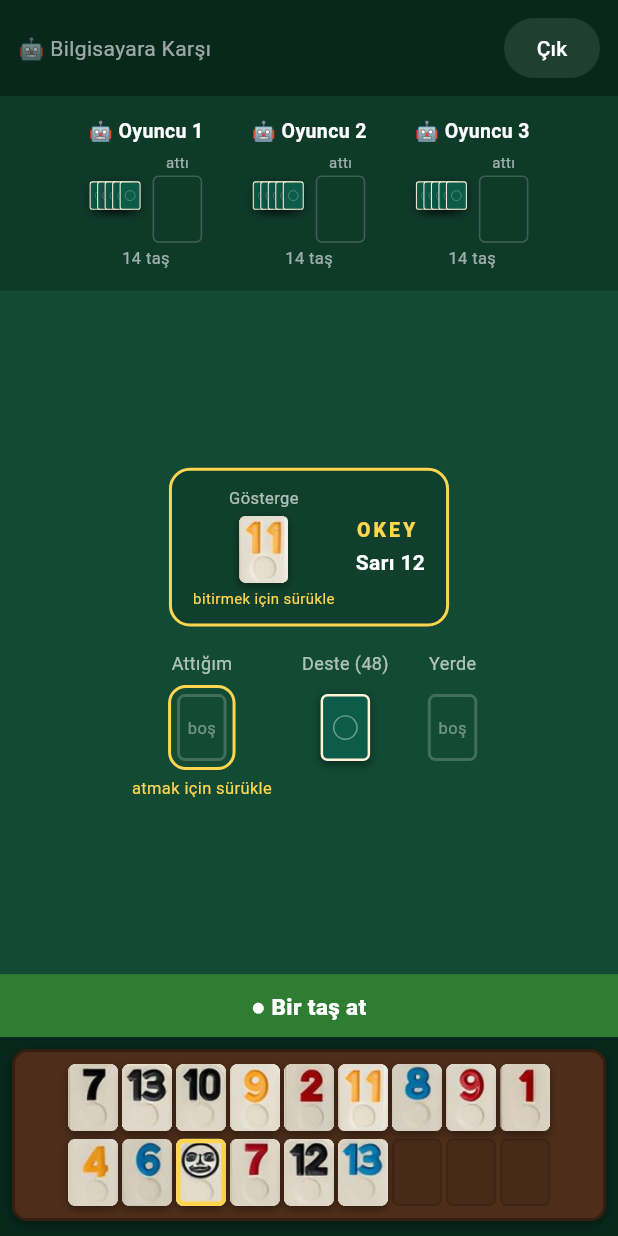
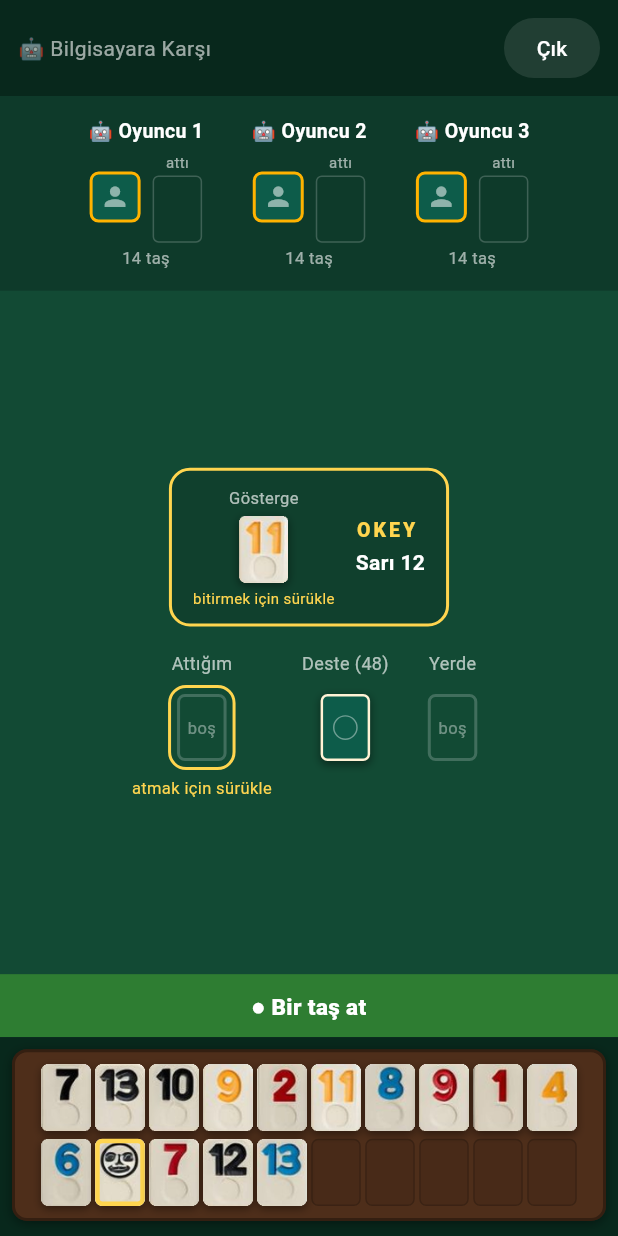
Before and after one commit to lutfuerkul/uno_online, a Flutter app: the OkeyBotScreen screen opened directly, after a tap on "4 Oyuncu (klasik) — sen + 3 bot", on a phone screen of 412 x 824 dp. Run offline on Flutter 3.47's test engine with Material 3 defaults, Android fonts, the phone set to English and light mode, and no system bars; our stand-ins replace cloud_firestore, firebase_core, image_picker, shared_preferences; accounts and stored records are empty.

Commit message:
Okey: 10'lu sira, 10sn el gosterimi, joker pozisyonlama, oyuncu fotografi
- Istakada sira basina sabit 10 tas (oncesi 9), boyut otomatik olcekleniyor.
- Kazanan el gosterimi 5.5sn'den 10sn'ye cikti.
- Yeni OkeyMeldSolver.solveMelds(...): elin gercek grup (seri/set)
  bolunmesini bulur; kazanan el ekraninda joker (varsa) kendi grubunun
  icinde gercekte hangi tasin yerine gectiyse o pozisyonda gosteriliyor.
- Rakibin attigi tasin solundaki tas-yigini simulasyonu kaldirildi, yerine
  fotograf cercevesi geldi. Kurulum ekranlarinda (bot + online) galeriden
  fotograf secilebiliyor; cihazda saklaniyor ve online oyunlarda oda
  verisine yazilip tum oyunculara gosteriliyor. Botlar icin sabit siluet
  ikonu kaliyor. Yeni bagimlilik: image_picker.

```diff
--- a/lib/okey/models/okey_board_controller.dart
+++ b/lib/okey/models/okey_board_controller.dart
@@ -29,6 +29,9 @@ abstract class OkeyBoardController implements Listenable {
 
   String opponentName(String id);
   int opponentTileCount(String id);
+
+  /// Oyuncunun yüklediği profil fotoğrafı (base64 jpeg), yoksa null.
+  String? opponentPhoto(String id);
 
   /// Bir oyuncunun ıskarta yığınının en üstteki taşı (yoksa null).
   OkeyTile? topDiscardOf(String id);
--- a/lib/okey/models/okey_game_state.dart
+++ b/lib/okey/models/okey_game_state.dart
@@ -12,6 +12,10 @@ class OkeyGameState {
 
   final List<String> players;
   final Map<String, String> playerNames;
+
+  /// Oyuncuların yüklediği profil fotoğrafları (base64 jpeg). Fotoğrafı
+  /// olmayan oyuncular haritada yer almaz.
+  final Map<String, String> playerPhotos;
   final Map<String, List<OkeyTile>> hands;
 
   /// Ortadaki kapalı taş yığını (deste). Son eleman = en üstteki çekilecek taş.
@@ -50,6 +54,7 @@ class OkeyGameState {
     required this.status,
     required this.players,
     required this.playerNames,
+    required this.playerPhotos,
     required this.hands,
     required this.drawPile,
     required this.discards,
@@ -79,6 +84,7 @@ class OkeyGameState {
     String? status,
     List<String>? players,
     Map<String, String>? playerNames,
+    Map<String, String>? playerPhotos,
     Map<String, List<OkeyTile>>? hands,
     List<OkeyTile>? drawPile,
     Map<String, List<OkeyTile>>? discards,
@@ -100,6 +106,7 @@ class OkeyGameState {
       status: status ?? this.status,
       players: players ?? this.players,
       playerNames: playerNames ?? this.playerNames,
+      playerPhotos: playerPhotos ?? this.playerPhotos,
       hands: hands ?? this.hands,
       drawPile: drawPile ?? this.drawPile,
       discards: discards ?? this.discards,
@@ -133,6 +140,8 @@ class OkeyGameState {
       status: map['status'] as String? ?? 'waiting',
       players: List<String>.from(map['players'] as List? ?? []),
       playerNames: Map<String, String>.from(map['playerNames'] as Map? ?? {}),
+      playerPhotos:
+          Map<String, String>.from(map['playerPhotos'] as Map? ?? {}),
       hands: parseTileMap(map['hands']),
       drawPile: parseTiles(map['drawPile']),
       discards: parseTileMap(map['discards']),
@@ -155,6 +164,7 @@ class OkeyGameState {
         'status': status,
         'players': players,
         'playerNames': playerNames,
+        'playerPhotos': playerPhotos,
         'hands':
             hands.map((k, v) => MapEntry(k, v.map((t) => t.toMap()).toList())),
         'drawPile': drawPile.map((t) => t.toMap()).toList(),
--- a/lib/okey/providers/okey_local_provider.dart
+++ b/lib/okey/providers/okey_local_provider.dart
@@ -61,6 +61,11 @@ class OkeyLocalProvider extends ChangeNotifier implements OkeyBoardController {
   String opponentName(String id) => state?.playerNames[id] ?? id;
   @override
   int opponentTileCount(String id) => state?.hands[id]?.length ?? 0;
+  @override
+  String? opponentPhoto(String id) {
+    final photo = state?.playerPhotos[id];
+    return (photo != null && photo.isNotEmpty) ? photo : null;
+  }
 
   @override
   OkeyTile? topDiscardOf(String id) {
@@ -95,10 +100,16 @@ class OkeyLocalProvider extends ChangeNotifier implements OkeyBoardController {
 
   String _lastPlayerName = '';
   int _lastTotalPlayers = 4;
+  String? _lastPhoto;
 
-  void startGame({required String playerName, required int totalPlayers}) {
+  void startGame({
+    required String playerName,
+    required int totalPlayers,
+    String? photo,
+  }) {
     _lastPlayerName = playerName;
     _lastTotalPlayers = totalPlayers;
+    _lastPhoto = photo;
     _session++;
     _slots = const [];
 
@@ -107,15 +118,25 @@ class OkeyLocalProvider extends ChangeNotifier implements OkeyBoardController {
       'you': playerName.isEmpty ? 'Sen' : playerName,
       for (var i = 1; i < totalPlayers; i++) 'bot$i': '🤖 Oyuncu $i',
     };
+    final photos = <String, String>{
+      if (photo != null && photo.isNotEmpty) 'you': photo,
+    };
 
-    state =
-        OkeyEngine.dealNewGame(id: 'local', players: players, playerNames: names);
+    state = OkeyEngine.dealNewGame(
+      id: 'local',
+      players: players,
+      playerNames: names,
+      playerPhotos: photos,
+    );
     notifyListeners();
     _scheduleBotLoop(_session);
   }
 
-  void rematch() =>
-      startGame(playerName: _lastPlayerName, totalPlayers: _lastTotalPlayers);
+  void rematch() => startGame(
+        playerName: _lastPlayerName,
+        totalPlayers: _lastTotalPlayers,
+        photo: _lastPhoto,
+      );
 
   @override
   Future<void> leaveGame() async {
--- a/lib/okey/screens/okey_bot_screen.dart
+++ b/lib/okey/screens/okey_bot_screen.dart
@@ -8,6 +8,7 @@ import '../theme/okey_theme.dart';
 import '../widgets/okey_board_view.dart';
 import '../widgets/okey_exit_dialog.dart';
 import '../widgets/okey_hand_reveal_view.dart';
+import '../widgets/okey_photo_picker.dart';
 import '../widgets/okey_result_view.dart';
 
 /// "Bilgisayara Karşı Oyna" akışı: önce oyuncu sayısı seçilir, sonra tahta
@@ -71,7 +72,7 @@ class _LocalGameBody extends StatefulWidget {
 class _LocalGameBodyState extends State<_LocalGameBody> {
   /// Kazanan varsa eli birkaç saniye gösterilir; berabere ise kısa gecikmeyle
   /// doğrudan skor ekranına geçilir.
-  static const _handRevealDuration = Duration(milliseconds: 5500);
+  static const _handRevealDuration = Duration(seconds: 10);
   static const _drawDelay = Duration(milliseconds: 1600);
 
   Timer? _resultTimer;
@@ -131,6 +132,7 @@ class _OkeyBotSetupForm extends StatefulWidget {
 
 class _OkeyBotSetupFormState extends State<_OkeyBotSetupForm> {
   late final TextEditingController _nameController;
+  String? _photo;
 
   @override
   void initState() {
@@ -151,6 +153,7 @@ class _OkeyBotSetupFormState extends State<_OkeyBotSetupForm> {
     context.read<OkeyLocalProvider>().startGame(
           playerName: _nameController.text.trim(),
           totalPlayers: total,
+          photo: _photo,
         );
   }
 
@@ -171,6 +174,8 @@ class _OkeyBotSetupFormState extends State<_OkeyBotSetupForm> {
                   fontSize: 20,
                   fontWeight: FontWeight.w800),
             ),
+            const SizedBox(height: 16),
+            OkeyPhotoPicker(onChanged: (photo) => _photo = photo),
             const SizedBox(height: 16),
             const Text(
               'Kaç kişi olsun? (sen + bilgisayarlar)',
--- a/lib/okey/screens/okey_game_screen.dart
+++ b/lib/okey/screens/okey_game_screen.dart
@@ -54,7 +54,7 @@ class _GameBody extends StatefulWidget {
 class _GameBodyState extends State<_GameBody> {
   /// Kazanan varsa eli birkaç saniye gösterilir; berabere ise kısa gecikmeyle
   /// doğrudan skor ekranına geçilir.
-  static const _handRevealDuration = Duration(milliseconds: 5500);
+  static const _handRevealDuration = Duration(seconds: 10);
   static const _drawDelay = Duration(milliseconds: 1600);
 
   Timer? _resultTimer;
--- a/lib/okey/services/okey_engine.dart
+++ b/lib/okey/services/okey_engine.dart
@@ -22,6 +22,7 @@ class OkeyEngine {
     required String id,
     required List<String> players,
     required Map<String, String> playerNames,
+    Map<String, String> playerPhotos = const {},
   }) {
     final starterIndex = Random().nextInt(players.length);
     final dealt =
@@ -32,6 +33,7 @@ class OkeyEngine {
       status: 'playing',
       players: players,
       playerNames: playerNames,
+      playerPhotos: playerPhotos,
       hands: dealt.hands,
       drawPile: dealt.drawPile,
       discards: {for (final p in players) p: <OkeyTile>[]},
@@ -245,6 +247,8 @@ class OkeyEngine {
   }) {
     final players = state.players.where((p) => p != playerId).toList();
     final names = Map<String, String>.from(state.playerNames)..remove(playerId);
+    final photos = Map<String, String>.from(state.playerPhotos)
+      ..remove(playerId);
     final hands = {
       for (final e in state.hands.entries)
         if (e.key != playerId) e.key: e.value,
@@ -258,6 +262,7 @@ class OkeyEngine {
       return state.copyWith(
         players: players,
         playerNames: names,
+        playerPhotos: photos,
         hands: hands,
         discards: discards,
       );
@@ -267,6 +272,7 @@ class OkeyEngine {
       return state.copyWith(
         players: players,
         playerNames: names,
+        playerPhotos: photos,
         hands: hands,
         discards: discards,
         status: 'finished',
@@ -287,6 +293,7 @@ class OkeyEngine {
     return state.copyWith(
       players: players,
       playerNames: names,
+      playerPhotos: photos,
       hands: hands,
       discards: discards,
       currentTurn: currentTurn,
--- a/lib/okey/widgets/okey_board_view.dart
+++ b/lib/okey/widgets/okey_board_view.dart
@@ -7,6 +7,7 @@ import '../models/okey_game_state.dart';
 import '../models/okey_tile.dart';
 import '../services/okey_meld_solver.dart';
 import '../theme/okey_theme.dart';
+import 'okey_photo_frame.dart';
 import 'okey_tile_widget.dart';
 
 /// Okey tahtası. Hem online (Firestore) hem de bilgisayara karşı (yerel) mod
@@ -37,7 +38,7 @@ class _OkeyBoardViewState extends State<OkeyBoardView> {
 
   /// Istakada sıra başına her zaman bu kadar taş gösterilir; taş piksel
   /// boyutu ekran genişliğine göre otomatik hesaplanır (bkz. [_rackWithTiles]).
-  static const int _rackTilesPerRow = 9;
+  static const int _rackTilesPerRow = 10;
 
   /// Renk sırala/Grupla düğmeleri serbest yerleşimle gereksiz kaldı;
   /// gerekirse tekrar açmak için burayı true yap.
@@ -147,7 +148,7 @@ class _OkeyBoardViewState extends State<OkeyBoardView> {
           Row(
             mainAxisSize: MainAxisSize.min,
             children: [
-              _miniStack(count),
+              OkeyPhotoFrame(base64Photo: c.opponentPhoto(id), size: 34),
               const SizedBox(width: 8),
               Column(
                 children: [
@@ -177,27 +178,6 @@ class _OkeyBoardViewState extends State<OkeyBoardView> {
           const SizedBox(height: 2),
           Text('$count taş',
               style: const TextStyle(color: OkeyColors.muted, fontSize: 11)),
-        ],
-      ),
-    );
-  }
-
-  Widget _miniStack(int count) {
-    final n = math.min(count, 5);
-    const w = 14.0;
-    const overlap = 9.0;
-    final step = w - overlap;
-    return SizedBox(
-      width: w + (n - 1) * step,
-      height: w * 1.5,
-      child: Stack(
-        clipBehavior: Clip.none,
-        children: [
-          for (var i = 0; i < n; i++)
-            Positioned(
-              left: i * step,
-              child: const OkeyTileWidget(faceDown: true, width: w),
-            ),
         ],
       ),
     );
--- /dev/null
+++ b/lib/okey/widgets/okey_photo_frame.dart
@@ -0,0 +1,41 @@
+import 'dart:convert';
+import 'dart:typed_data';
+
+import 'package:flutter/material.dart';
+
+import '../theme/okey_theme.dart';
+
+/// Bir oyuncunun profil fotoğrafını çerçeve içinde gösterir; fotoğraf yoksa
+/// (ya da çözülemiyorsa) soluk bir silüet ikonu gösterir.
+class OkeyPhotoFrame extends StatelessWidget {
+  final String? base64Photo;
+  final double size;
+
+  const OkeyPhotoFrame({super.key, required this.base64Photo, this.size = 40});
+
+  @override
+  Widget build(BuildContext context) {
+    Uint8List? bytes;
+    final photo = base64Photo;
+    if (photo != null && photo.isNotEmpty) {
+      try {
+        bytes = base64Decode(photo);
+      } catch (_) {
+        bytes = null;
+      }
+    }
+    return Container(
+      width: size,
+      height: size,
+      decoration: BoxDecoration(
+        color: OkeyColors.tileBackBg,
+        borderRadius: BorderRadius.circular(6),
+        border: Border.all(color: OkeyColors.accent, width: 2),
+      ),
+      clipBehavior: Clip.antiAlias,
+      child: bytes != null
+          ? Image.memory(bytes, fit: BoxFit.cover)
+          : Icon(Icons.person, color: const Color(0x88FFFFFF), size: size * 0.6),
+    );
+  }
+}
--- /dev/null
+++ b/lib/okey/widgets/okey_photo_picker.dart
@@ -0,0 +1,106 @@
+import 'dart:convert';
+
+import 'package:flutter/material.dart';
+import 'package:image_picker/image_picker.dart';
+
+import '../../services/player_photo_store.dart';
+import '../theme/okey_theme.dart';
+import 'okey_photo_frame.dart';
+
+/// Oyun kurulum ekranlarında (bilgisayara karşı / online) kullanıcının kendi
+/// profil fotoğrafını galeriden seçmesini sağlar. Daha önce kaydedilmiş
+/// fotoğrafı otomatik yükler; seçilen yeni fotoğraf hem cihazda kalıcı olarak
+/// saklanır hem de [onChanged] ile üst widget'a (oyun kurulurken
+/// gönderilmesi için) bildirilir.
+class OkeyPhotoPicker extends StatefulWidget {
+  final ValueChanged<String?> onChanged;
+  final double size;
+
+  const OkeyPhotoPicker({super.key, required this.onChanged, this.size = 64});
+
+  @override
+  State<OkeyPhotoPicker> createState() => _OkeyPhotoPickerState();
+}
+
+class _OkeyPhotoPickerState extends State<OkeyPhotoPicker> {
+  String? _photo;
+  bool _loading = false;
+
+  @override
+  void initState() {
+    super.initState();
+    _loadSaved();
+  }
+
+  Future<void> _loadSaved() async {
+    final saved = await PlayerPhotoStore.loadOkeyPhoto();
+    if (!mounted || saved == null) return;
+    setState(() => _photo = saved);
+    widget.onChanged(saved);
+  }
+
+  Future<void> _pick() async {
+    if (_loading) return;
+    setState(() => _loading = true);
+    try {
+      final picked = await ImagePicker().pickImage(
+        source: ImageSource.gallery,
+        maxWidth: 200,
+        maxHeight: 200,
+        imageQuality: 70,
+      );
+      if (picked == null) return;
+      final bytes = await picked.readAsBytes();
+      final base64Photo = base64Encode(bytes);
+      await PlayerPhotoStore.saveOkeyPhoto(base64Photo);
+      if (!mounted) return;
+      setState(() => _photo = base64Photo);
+      widget.onChanged(base64Photo);
+    } catch (_) {
+      // Kullanıcı seçimi iptal etti ya da izin verilmedi; sessizce geç.
+    } finally {
+      if (mounted) setState(() => _loading = false);
+    }
+  }
+
+  @override
+  Widget build(BuildContext context) {
+    return GestureDetector(
+      onTap: _pick,
+      child: Stack(
+        clipBehavior: Clip.none,
+        children: [
+          OkeyPhotoFrame(base64Photo: _photo, size: widget.size),
+          if (_loading)
+            Positioned.fill(
+              child: DecoratedBox(
+                decoration: BoxDecoration(
+                  color: const Color(0x88000000),
+                  borderRadius: BorderRadius.circular(6),
+                ),
+                child: const Center(
+                  child: SizedBox(
+                    width: 18,
+                    height: 18,
+                    child: CircularProgressIndicator(strokeWidth: 2),
+                  ),
+                ),
+              ),
+            ),
+          Positioned(
+            right: -4,
+            bottom: -4,
+            child: Container(
+              padding: const EdgeInsets.all(3),
+              decoration: const BoxDecoration(
+                color: OkeyColors.accent,
+                shape: BoxShape.circle,
+              ),
+              child: const Icon(Icons.camera_alt, size: 12, color: Colors.black),
+            ),
+          ),
+        ],
+      ),
+    );
+  }
+}
--- /dev/null
+++ b/lib/services/player_photo_store.dart
@@ -0,0 +1,22 @@
+import 'package:shared_preferences/shared_preferences.dart';
+
+/// Oyuncunun Okey profil fotoğrafını (base64 jpeg, küçük thumbnail) cihazda
+/// saklar — [PlayerNameStore] ile aynı desende.
+class PlayerPhotoStore {
+  static const String okeyKey = 'okey_photo';
+
+  static Future<String?> loadOkeyPhoto() async {
+    final prefs = await SharedPreferences.getInstance();
+    final value = prefs.getString(okeyKey);
+    return (value == null || value.isEmpty) ? null : value;
+  }
+
+  static Future<void> saveOkeyPhoto(String? base64Jpeg) async {
+    final prefs = await SharedPreferences.getInstance();
+    if (base64Jpeg == null || base64Jpeg.isEmpty) {
+      await prefs.remove(okeyKey);
+    } else {
+      await prefs.setString(okeyKey, base64Jpeg);
+    }
+  }
+}
--- a/pubspec.yaml
+++ b/pubspec.yaml
@@ -24,6 +24,9 @@ dependencies:
   # --- Oyuncu adı kalıcılığı (web localStorage ile aynı) ---
   shared_preferences: ^2.3.3
 
+  # --- Okey profil fotoğrafı seçimi (galeriden) ---
+  image_picker: ^1.1.2
+
 dev_dependencies:
   flutter_test:
     sdk: flutter
```
Also changed, not shown: lib/okey/providers/okey_online_provider.dart (+10 -4 lines), lib/okey/screens/okey_home_screen.dart (+13 -2 lines), lib/okey/services/okey_game_service.dart (+19 -5 lines), lib/okey/services/okey_meld_solver.dart (+145 -0 lines), lib/okey/widgets/okey_hand_reveal_view.dart (+38 -1 lines).
